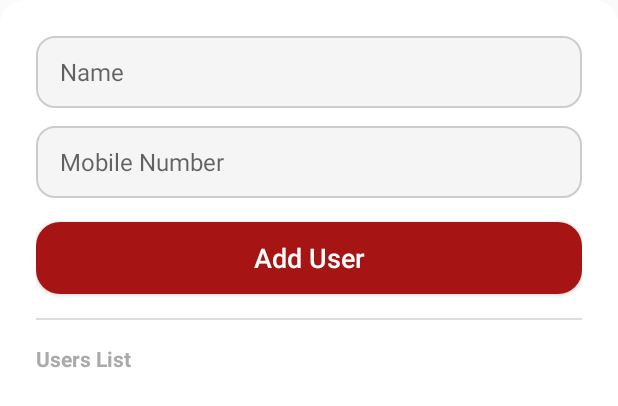
After one commit to donfueg/cc17-3f-negaya, an Android app: the layout bottom_sheet_add_user.xml on its own in the app's theme, with its tools: preview values and no code run, on a phone screen of 412 x 824 dp. The commit adds this screen. Shown: the top 406 px of the screen. Run offline under Robolectric (Android 15) with nearby library versions, the phone set to English and light mode, and no system bars; Roboto replaces fonts that are not available here.

Commit message:
Modal Sheet

```diff
--- /dev/null
+++ b/app/src/main/res/drawable/rounded_buton.xml
@@ -0,0 +1,6 @@
+<shape xmlns:android="http://schemas.android.com/apk/res/android"
+    android:shape="rectangle">
+    <solid android:color="#3F51B5" />
+    <corners android:radius="24dp" />
+    <padding android:left="16dp" android:right="16dp" android:top="8dp" android:bottom="8dp" />
+</shape>
--- /dev/null
+++ b/app/src/main/res/drawable/rounded_editext.xml
@@ -0,0 +1,6 @@
+<shape xmlns:android="http://schemas.android.com/apk/res/android"
+    android:shape="rectangle">
+    <solid android:color="#F5F5F5" />
+    <stroke android:width="1dp" android:color="#CCCCCC" />
+    <corners android:radius="12dp" />
+</shape>
--- /dev/null
+++ b/app/src/main/res/drawable/rounded_sheet_background.xml
@@ -0,0 +1,15 @@
+<?xml version="1.0" encoding="utf-8"?>
+<shape xmlns:android="http://schemas.android.com/apk/res/android"
+    android:shape="rectangle">
+
+    <solid android:color="@android:color/white" />
+
+    <corners android:radius="16dp" />
+
+    <padding
+        android:left="12dp"
+        android:top="12dp"
+        android:right="12dp"
+        android:bottom="12dp" />
+
+</shape>
--- /dev/null
+++ b/app/src/main/res/layout/bottom_sheet_add_user.xml
@@ -0,0 +1,79 @@
+<?xml version="1.0" encoding="utf-8"?>
+<LinearLayout
+    xmlns:android="http://schemas.android.com/apk/res/android"
+    android:id="@+id/bottomSheetLayout"
+    android:layout_width="match_parent"
+    android:layout_height="wrap_content"
+    android:orientation="vertical"
+    android:padding="24dp"
+    android:background="@drawable/rounded_sheet_background">
+
+    <EditText
+        android:id="@+id/inputName"
+        android:layout_width="match_parent"
+        android:layout_height="48dp"
+        android:hint="Name"
+        android:inputType="textPersonName"
+        android:paddingStart="16dp"
+        android:paddingEnd="16dp"
+        android:background="@drawable/rounded_editext"
+        android:layout_marginBottom="12dp"
+        android:textColor="@android:color/black"
+        android:textSize="16sp"
+        android:importantForAutofill="yes" />
+
+    <EditText
+        android:id="@+id/inputMobile"
+        android:layout_width="match_parent"
+        android:layout_height="48dp"
+        android:hint="Mobile Number"
+        android:inputType="phone"
+        android:paddingStart="16dp"
+        android:paddingEnd="16dp"
+        android:background="@drawable/rounded_editext"
+        android:layout_marginBottom="16dp"
+        android:textColor="@android:color/black"
+        android:textSize="16sp"
+        android:importantForAutofill="yes" />
+
+    <Button
+        android:id="@+id/bottomSheetAddUserButton"
+        android:layout_width="match_parent"
+        android:layout_height="48dp"
+        android:text="Add User"
+        android:background="@drawable/rounded_button"
+        android:textColor="@android:color/white"
+        android:textAllCaps="false"
+        android:textSize="18sp"
+        android:layout_marginBottom="16dp" />
+
+    <View
+        android:layout_width="match_parent"
+        android:layout_height="1dp"
+        android:background="#DDDDDD"
+        android:layout_marginBottom="16dp" />
+
+    <TextView
+        android:layout_width="match_parent"
+        android:layout_height="wrap_content"
+        android:text="Users List"
+        android:textColor="@android:color/darker_gray"
+        android:textStyle="bold"
+        android:textSize="14sp"
+        android:paddingBottom="8dp" />
+
+    <ScrollView
+        android:layout_width="match_parent"
+        android:layout_height="250dp"
+        android:fillViewport="true"
+        android:scrollbars="vertical">
+
+        <LinearLayout
+            android:id="@+id/bottomUserListContainer"
+            android:layout_width="match_parent"
+            android:layout_height="wrap_content"
+            android:orientation="vertical" />
+
+    </ScrollView>
+
+</LinearLayout>
```
Also changed, not shown: app/src/main/java/com/example/crud2/Dashboard.kt (+172 -162 lines), app/src/main/res/layout/activity_dashboard.xml (+6 -34 lines).
